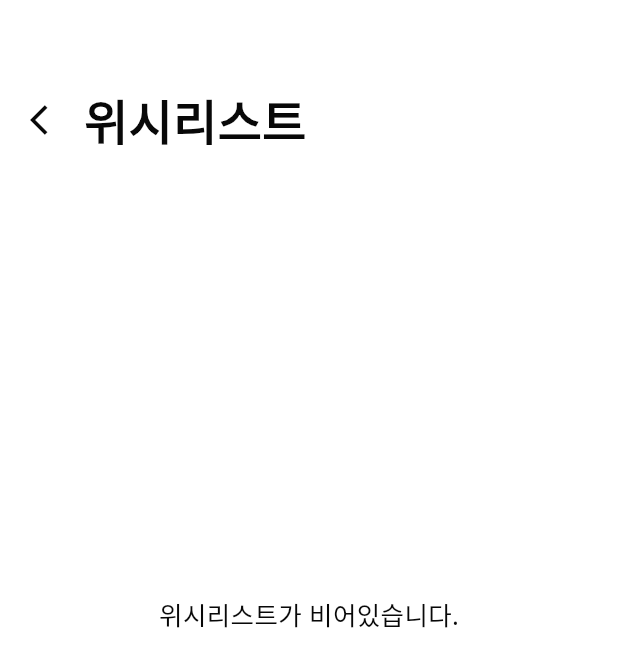
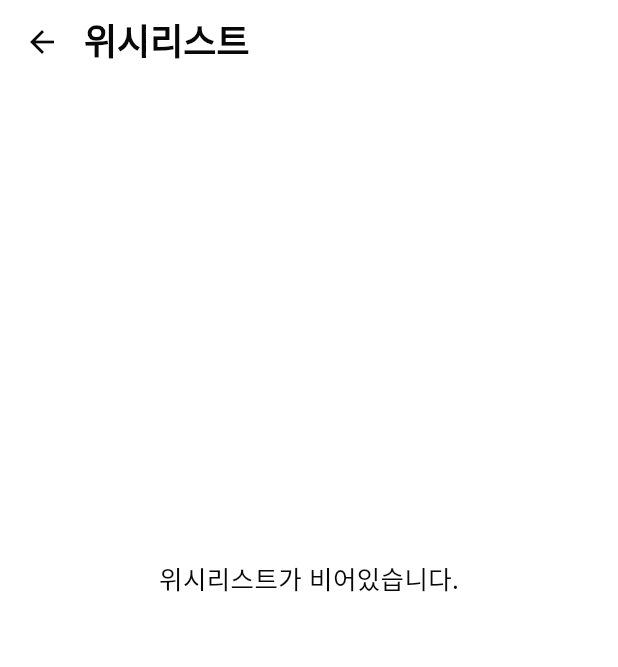
Before and after one commit to DU-company/Quiz-Monster, a Flutter app: the screen it shows after launch, after a tap on an icon or button, on a phone screen of 412 x 824 dp. Shown: the top 667 px of the screen. Run offline on Flutter 3.47's test engine with Material 3 defaults, Android fonts, the phone set to English and light mode, and no system bars; our stand-ins replace audioplayers, flutter_dotenv, flutter_riverpod, flutter_spinkit, flutter_svg, fluttertoast and 4 more; accounts and stored records are empty; network calls fail.

Commit message:
UI 일부 수정

```diff
--- a/lib/core/router/router_provider.dart
+++ b/lib/core/router/router_provider.dart
@@ -1,6 +1,7 @@
 import 'package:flutter_riverpod/flutter_riverpod.dart';
 import 'package:flutter_riverpod/legacy.dart';
 import 'package:go_router/go_router.dart';
+import 'package:quiz/data/models/quiz_model.dart';
 import 'package:quiz/ui/common/screens/home_screen.dart';
 import 'package:quiz/etc/screen/default_etc_screen.dart';
 import 'package:quiz/ui/settings/player/player_screen.dart';
@@ -27,7 +28,10 @@ final goRouterProvider = Provider((ref) {
         routes: [
           GoRoute(
             path: 'wishlist',
-            builder: (_, _) => WishlistScreen(),
+            builder: (_, state) {
+              final items = state.extra as List<QuizModel>;
+              return WishlistScreen(items);
+            },
             name: WishlistScreen.routeName,
           ),
         ],
--- a/lib/core/theme/responsive/light_theme.dart
+++ b/lib/core/theme/responsive/light_theme.dart
@@ -32,8 +32,8 @@ class LightTheme implements AppTheme {
     onHintContainer: Palette.grey500,
 
     /// Inactive
-    inactive: Palette.grey600,
-    inactiveContainer: Palette.grey700,
+    inactive: Palette.grey500,
+    inactiveContainer: Palette.grey600,
     onInactiveContainer: Palette.white,
 
     /// Accent
--- a/lib/ui/common/widgets/primary_button.dart
+++ b/lib/ui/common/widgets/primary_button.dart
@@ -29,7 +29,7 @@ class PrimaryButton extends ConsumerWidget {
       onPressed: onPressed,
       style: OutlinedButton.styleFrom(
         shape: RoundedRectangleBorder(
-          borderRadius: BorderRadius.circular(16),
+          borderRadius: BorderRadius.circular(8),
         ),
         padding: const EdgeInsets.all(16.0),
 
--- a/lib/ui/quiz/base/widgets/quiz_app_bar.dart
+++ b/lib/ui/quiz/base/widgets/quiz_app_bar.dart
@@ -6,10 +6,12 @@ import 'package:go_router/go_router.dart';
 import 'package:quiz/core/const/data.dart';
 import 'package:quiz/core/theme/responsive/layout.dart';
 import 'package:quiz/core/theme/theme_provider.dart';
+import 'package:quiz/data/models/quiz_model.dart';
 import 'package:quiz/ui/wishlist/wishlist_screen.dart';
 
 class QuizAppBar extends ConsumerWidget {
-  const QuizAppBar({super.key});
+  final List<QuizModel> items;
+  const QuizAppBar(this.items);
 
   @override
   Widget build(BuildContext context, WidgetRef ref) {
@@ -23,8 +25,10 @@ class QuizAppBar extends ConsumerWidget {
               renderTop(
                 onMenuPressed: () {},
                 // onMenuPressed: () => context.pushNamed(TestScreen.routeName),
-                onLikePressed: () =>
-                    context.pushNamed(WishlistScreen.routeName),
+                onLikePressed: () => context.pushNamed(
+                  WishlistScreen.routeName,
+                  extra: items,
+                ),
               ),
 
               /// Body
--- a/lib/ui/quiz/base/widgets/quiz_success_view.dart
+++ b/lib/ui/quiz/base/widgets/quiz_success_view.dart
@@ -34,7 +34,7 @@ class QuizSuccessView extends ConsumerWidget {
       backgroundColor: Colors.white,
       child: CustomScrollView(
         slivers: [
-          QuizAppBar(),
+          QuizAppBar(items),
           QuizCategoryList(
             onPressed: (index) {
               ref.read(_indexProvider.notifier).state = index;
--- a/lib/ui/wishlist/wishlist_screen.dart
+++ b/lib/ui/wishlist/wishlist_screen.dart
@@ -14,17 +14,16 @@ import 'package:quiz/ui/wishlist/wishlist_view_model.dart';
 class WishlistScreen extends ConsumerWidget {
   static String routeName = 'wishlist';
 
-  const WishlistScreen({super.key});
+  final List<QuizModel> items;
+  const WishlistScreen(this.items);
 
   @override
   Widget build(BuildContext context, WidgetRef ref) {
     final bannerAd = ref.watch(bannerAdProvider);
     final theme = ref.read(themeServiceProvider);
     final wishlist = ref.watch(wishlistViewModelProvider);
-    final data = ref.watch(quizViewModelProvider);
 
-    data as PaginationSuccess<QuizModel>;
-    final pList = data.items
+    final pList = items
         .where((model) => wishlist.contains(model.id))
         .toList();
     return DefaultLayout(
@@ -41,7 +40,6 @@ class WishlistScreen extends ConsumerWidget {
       /// Wishlist
       child: Column(
         children: [
-          SizedBox(height: kToolbarHeight),
           _AppBar(),
           if (wishlist.isEmpty)
             Expanded(
@@ -86,21 +84,16 @@ class _AppBar extends ConsumerWidget {
   @override
   Widget build(BuildContext context, WidgetRef ref) {
     final theme = ref.read(themeServiceProvider);
-    return Padding(
-      padding: EdgeInsets.symmetric(horizontal: 8),
-      child: Row(
-        children: [
-          IconButton(
-            onPressed: () => context.pop(),
-            icon: Icon(Icons.arrow_back_ios),
-          ),
-          Text(
-            '위시리스트',
-            style: theme.typo.headline1.copyWith(
-              color: theme.color.secondary,
-            ),
-          ),
-        ],
+    return AppBar(
+      backgroundColor: theme.color.onSecondary,
+      foregroundColor: theme.color.secondary,
+      centerTitle: false,
+      titleSpacing: 0,
+      title: Text(
+        '위시리스트',
+        style: theme.typo.headline5.copyWith(
+          color: theme.color.secondary,
+        ),
       ),
     );
   }
```
